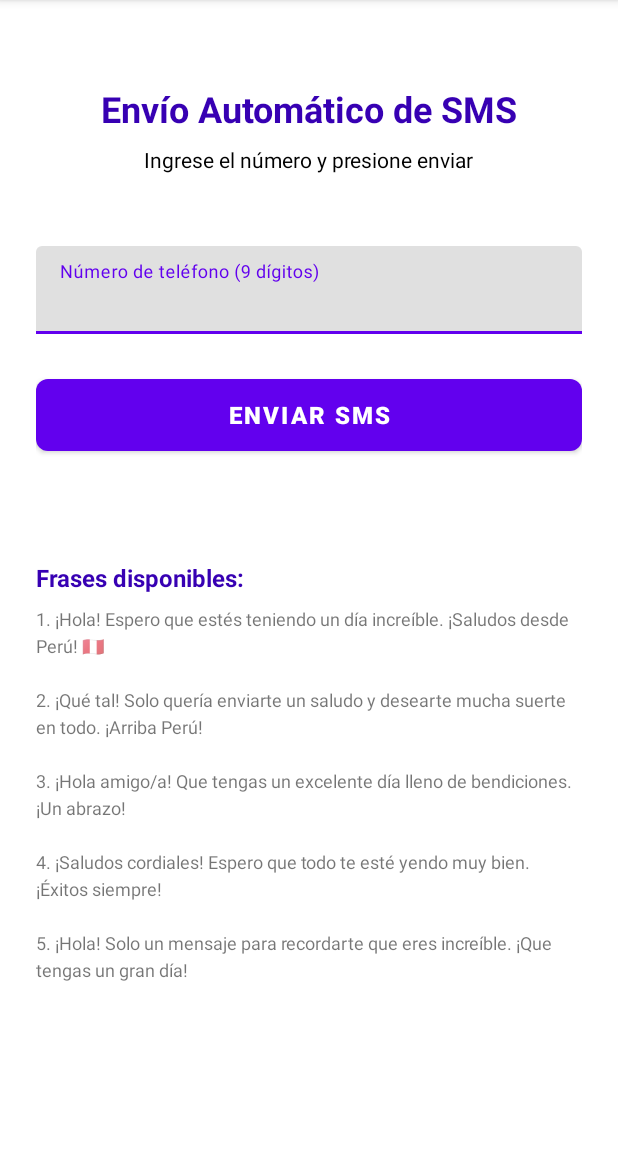
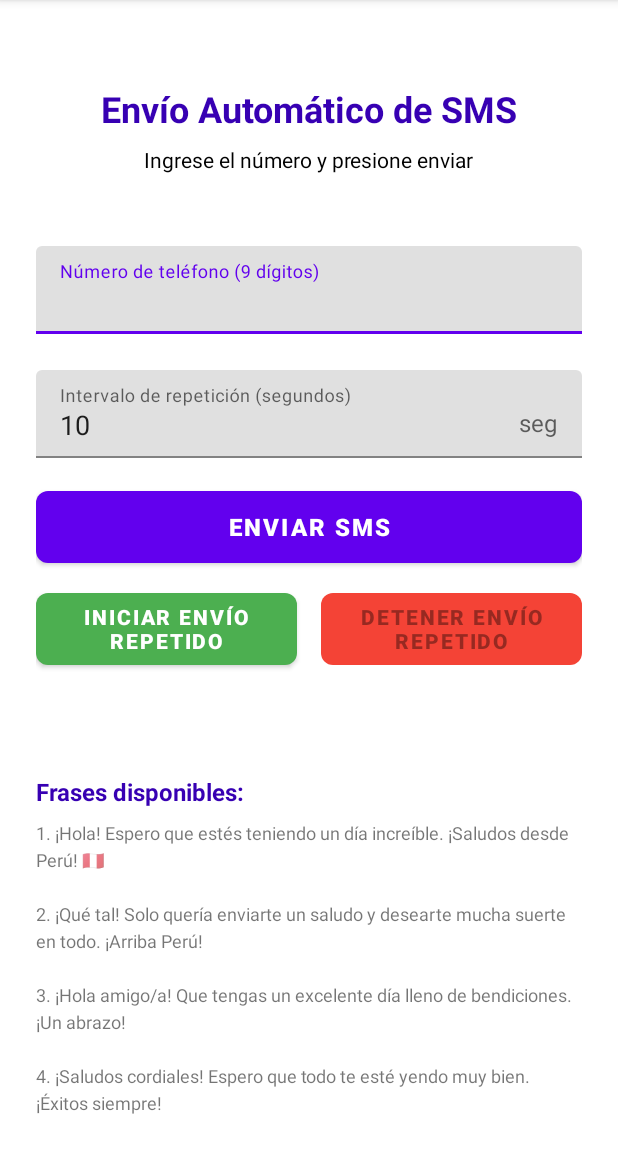
Before and after one commit to acostajose94/vacio, an Android app: the screen it shows after launch (MainActivity), on a phone screen of 412 x 824 dp, the part 84-1236 px from its top. Run offline under Robolectric (Android 15) with nearby library versions, the phone set to English and light mode, and no system bars.

Commit message:
ajsute hast envio

```diff
--- a/app/build.gradle
+++ b/app/build.gradle
@@ -25,6 +25,10 @@ android {
         sourceCompatibility JavaVersion.VERSION_1_8
         targetCompatibility JavaVersion.VERSION_1_8
     }
+
+    tasks.withType(JavaCompile) {
+        options.compilerArgs << "-Xlint:deprecation"
+    }
 }
 
 dependencies {
--- a/app/src/main/res/layout/activity_main.xml
+++ b/app/src/main/res/layout/activity_main.xml
@@ -53,6 +53,28 @@
             android:textSize="18sp" />
     </com.google.android.material.textfield.TextInputLayout>
 
+    <com.google.android.material.textfield.TextInputLayout
+        android:id="@+id/intervalInputLayout"
+        android:layout_width="0dp"
+        android:layout_height="wrap_content"
+        android:hint="@string/repeat_interval_hint"
+        app:layout_constraintTop_toBottomOf="@id/phoneInputLayout"
+        app:layout_constraintStart_toStartOf="parent"
+        app:layout_constraintEnd_toEndOf="parent"
+        android:layout_marginTop="24dp"
+        app:boxStrokeColor="@color/purple_500"
+        app:hintTextColor="@color/purple_500"
+        app:suffixText="seg">
+
+        <com.google.android.material.textfield.TextInputEditText
+            android:id="@+id/intervalInput"
+            android:layout_width="match_parent"
+            android:layout_height="wrap_content"
+            android:inputType="number"
+            android:text="10"
+            android:textSize="18sp" />
+    </com.google.android.material.textfield.TextInputLayout>
+
     <com.google.android.material.button.MaterialButton
         android:id="@+id/sendSmsButton"
         android:layout_width="0dp"
@@ -60,11 +82,42 @@
         android:text="@string/send_sms_button"
         android:textSize="16sp"
         android:textStyle="bold"
-        app:layout_constraintTop_toBottomOf="@id/phoneInputLayout"
+        app:layout_constraintTop_toBottomOf="@id/intervalInputLayout"
         app:layout_constraintStart_toStartOf="parent"
         app:layout_constraintEnd_toEndOf="parent"
-        android:layout_marginTop="24dp"
+        android:layout_marginTop="16dp"
         app:cornerRadius="8dp" />
+
+    <com.google.android.material.button.MaterialButton
+        android:id="@+id/startRepeatButton"
+        android:layout_width="0dp"
+        android:layout_height="60dp"
+        android:text="@string/start_repeat"
+        android:textSize="14sp"
+        android:textStyle="bold"
+        app:layout_constraintTop_toBottomOf="@id/sendSmsButton"
+        app:layout_constraintStart_toStartOf="parent"
+        app:layout_constraintEnd_toStartOf="@id/stopRepeatButton"
+        android:layout_marginTop="8dp"
+        android:layout_marginEnd="8dp"
+        app:cornerRadius="8dp"
+        app:backgroundTint="@color/green" />
+
+    <com.google.android.material.button.MaterialButton
+        android:id="@+id/stopRepeatButton"
+        android:layout_width="0dp"
+        android:layout_height="60dp"
+        android:text="@string/stop_repeat"
+        android:textSize="14sp"
+        android:textStyle="bold"
+        app:layout_constraintTop_toBottomOf="@id/sendSmsButton"
+        app:layout_constraintStart_toEndOf="@id/startRepeatButton"
+        app:layout_constraintEnd_toEndOf="parent"
+        android:layout_marginTop="8dp"
+        android:layout_marginStart="8dp"
+        app:cornerRadius="8dp"
+        app:backgroundTint="@color/red"
+        android:enabled="false" />
 
     <TextView
         android:id="@+id/statusText"
@@ -73,7 +126,7 @@
         android:text=""
         android:textSize="14sp"
         android:layout_marginTop="16dp"
-        app:layout_constraintTop_toBottomOf="@id/sendSmsButton"
+        app:layout_constraintTop_toBottomOf="@id/stopRepeatButton"
         app:layout_constraintStart_toStartOf="parent"
         app:layout_constraintEnd_toEndOf="parent" />
 
--- a/app/src/main/res/values/strings.xml
+++ b/app/src/main/res/values/strings.xml
@@ -9,4 +9,11 @@
     <string name="invalid_phone">Por favor ingrese un número válido (9 dígitos)</string>
     <string name="title">Envío Automático de SMS</string>
     <string name="subtitle">Ingrese el número y presione enviar</string>
+    <string name="repeat_interval_hint">Intervalo de repetición (segundos)</string>
+    <string name="start_repeat">Iniciar Envío Repetido</string>
+    <string name="stop_repeat">Detener Envío Repetido</string>
+    <string name="repeat_active">🔄 Envío repetido activo - Próximo envío en %d segundos</string>
+    <string name="repeat_stopped">⏹ Envío repetido detenido</string>
+    <string name="invalid_interval">El intervalo debe ser de al menos 10 segundos</string>
+    <string name="repeat_count">SMS enviados: %d</string>
 </resources>
```
Also changed, not shown: app/src/main/java/com/peru/autosms/MainActivity.java (+154 -49 lines).
